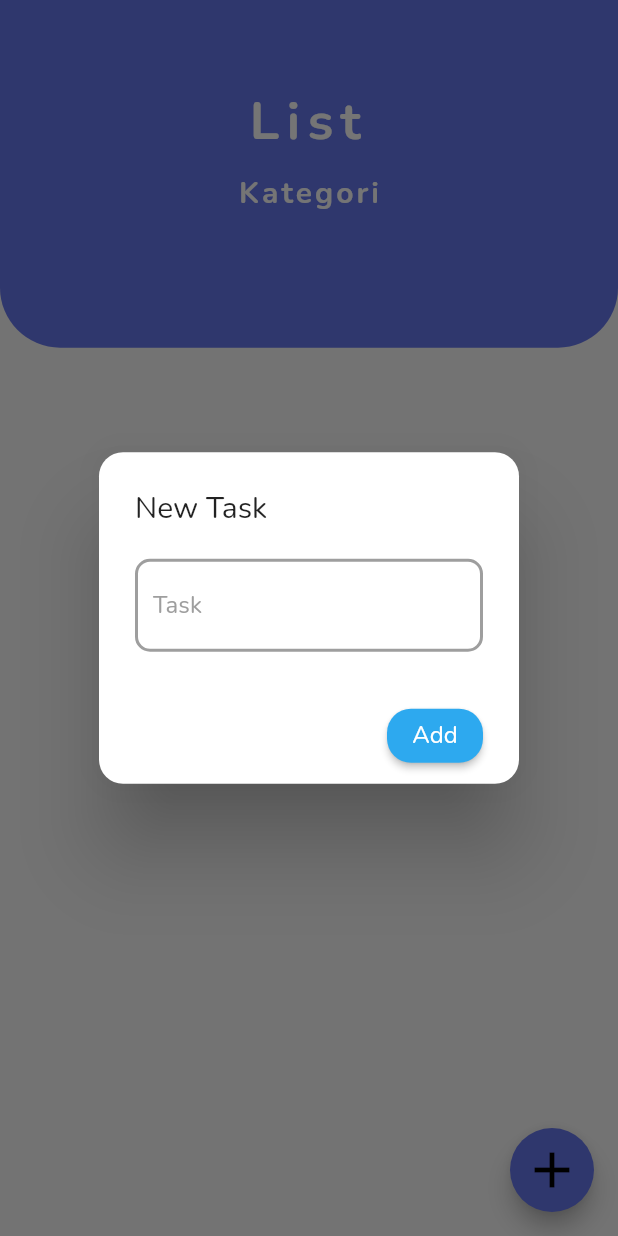
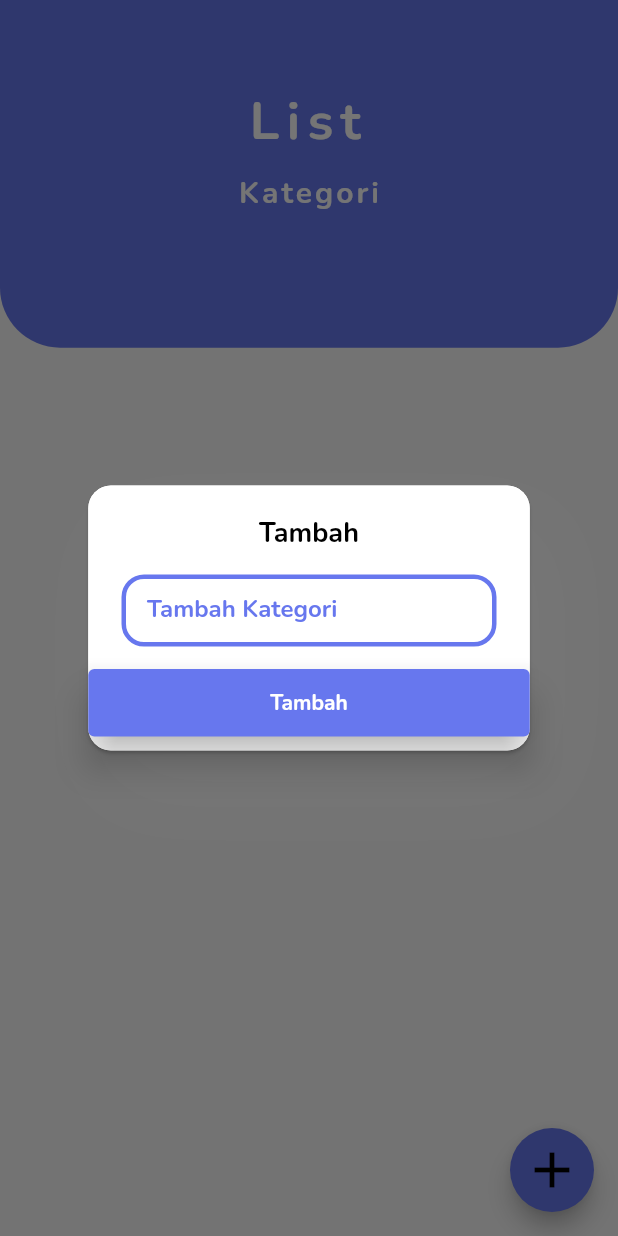
Before and after one commit to ghaan1/laravel-flutter-stisla, a Flutter app: the MainKategori screen opened by its route, after a tap on the "add" icon, on a phone screen of 412 x 824 dp. Run offline on Flutter 3.47's test engine with Material 2 defaults, Android fonts, the light colour scheme and no system bars; our stand-ins replace shared_preferences; accounts and stored records are empty; network calls fail.

Commit message:
update dialog: CRUD kategori

```diff
--- a/lib/screen/homePage/kategori/CRUD/tambah_kategori.dart
+++ b/lib/screen/homePage/kategori/CRUD/tambah_kategori.dart
@@ -12,60 +12,85 @@ class _TambahKategoriState extends State<TambahKategori> {
     final TextEditingController txtAddCategory = TextEditingController();
   @override
   Widget build(BuildContext context) {
-    return AlertDialog(
-      shape: RoundedRectangleBorder(
-        borderRadius: BorderRadius.circular(
-          16,
-        ),
-      ),
-      title: const Text('New Task'),
-      content: SizedBox(
+    return Dialog(
+      elevation: 1,
+      shape: RoundedRectangleBorder(borderRadius: BorderRadius.circular(15)),
+      child: Container(
+        width: MediaQuery.of(context).size.width / 1.4,
+        height: MediaQuery.of(context).size.height / 4.667,
+        decoration: BoxDecoration(
+            color: Colors.white,
+            borderRadius: BorderRadius.circular(15.0),
+            boxShadow: [
+              BoxShadow(
+                  offset: const Offset(12, 26),
+                  blurRadius: 50,
+                  spreadRadius: 0,
+                  color: Colors.grey.withOpacity(.1)),
+            ]),
         child: Column(
-          mainAxisSize: MainAxisSize.min,
+          mainAxisAlignment: MainAxisAlignment.center,
           children: [
-            TextFormField(
-              controller: txtAddCategory,
-              decoration: InputDecoration(
-                enabledBorder: OutlineInputBorder(
-                  borderSide: const BorderSide(width: 2, color: Colors.grey),
-                  borderRadius: BorderRadius.circular(10),
-                ),
-                focusedBorder: OutlineInputBorder(
-                  borderSide: const BorderSide(width: 2, color: Colors.grey),
-                  borderRadius: BorderRadius.circular(10),
-                ),
-                hintText: 'Task',
-                hintStyle: const TextStyle(
-                  color: Colors.grey,
+            const SizedBox(
+              height: 10,
+            ),
+            const Text("Tambah",
+                style: TextStyle(
+                    color: Colors.black,
+                    fontSize: 18,
+                    fontWeight: FontWeight.bold)),
+            const SizedBox(
+              height: 15,
+            ),
+            Container(
+              width: 250,
+              child: TextFormField(
+                controller: txtAddCategory,
+                decoration: InputDecoration(
+                  // errorText: validateEmail(txtEmail.text),
+                  contentPadding:
+                      const EdgeInsets.symmetric(vertical: 10, horizontal: 17),
+                  filled: true,
+                  fillColor: Colors.white,
+                  labelText: 'Tambah Kategori',
+                  labelStyle: const TextStyle(
+                      color: Color(0xFF6777EE),
+                      fontWeight: FontWeight.bold,
+                      fontFamily: 'Nunito'),
+                  enabledBorder: OutlineInputBorder(
+                    borderSide:
+                        const BorderSide(width: 3, color: Color(0xFF6777EE)),
+                    borderRadius: BorderRadius.circular(15),
+                  ),
+                  focusedBorder: OutlineInputBorder(
+                    borderSide:
+                        const BorderSide(width: 3, color: Color(0xFF6777EE)),
+                    borderRadius: BorderRadius.circular(15),
+                  ),
                 ),
               ),
+            ),
+            SizedBox(
+              height: 15,
+            ),
+            SizedBox(
+              height: 45,
+              width: double.infinity,
+              child: ElevatedButton(
+                  style: ElevatedButton.styleFrom(
+                    backgroundColor: const Color(0xFF6777EE),
+                    elevation: 10,
+                  ),
+                  onPressed: () {
+                    doAddCategory();
+                  },
+                  child: const Text("Tambah",
+                      style: TextStyle(
+                          fontFamily: 'Nunito', fontWeight: FontWeight.bold))),
             ),
           ],
         ),
       ),
-      actions: [
-        Padding(
-          padding: const EdgeInsets.symmetric(horizontal: 16.0),
-          child: ElevatedButton(
-            style: ElevatedButton.styleFrom(
-              shape: RoundedRectangleBorder(
-                borderRadius: BorderRadius.circular(16),
-              ),
-              primary: const Color(0xff2da9ef),
-            ),
-            onPressed: () {
-            doAddCategory();
-            },
-            child: const Text(
-              'Add',
-              style: TextStyle(
-                color: Colors.white,
-                fontSize: 16,
-              ),
-            ),
-          ),
-        ),
-      ],
     );
   }
    doAddCategory() async{
```
Also changed, not shown: lib/screen/homePage/kategori/CRUD/delete_kategori.dart (+76 -48 lines), lib/screen/homePage/kategori/CRUD/edit_kategori.dart (+77 -51 lines), lib/screen/homePage/kategori/mainKategori.dart (+57 -59 lines), lib/screen/homePage/kategori/widget/dialog.dart (added, +67 -0 lines).
